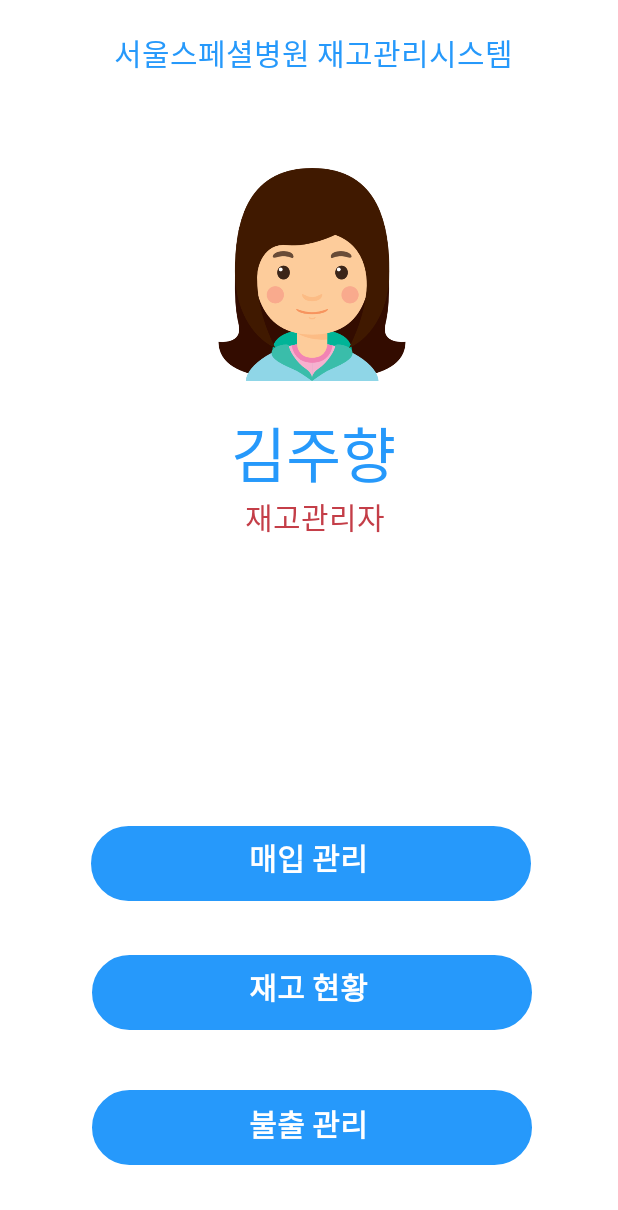
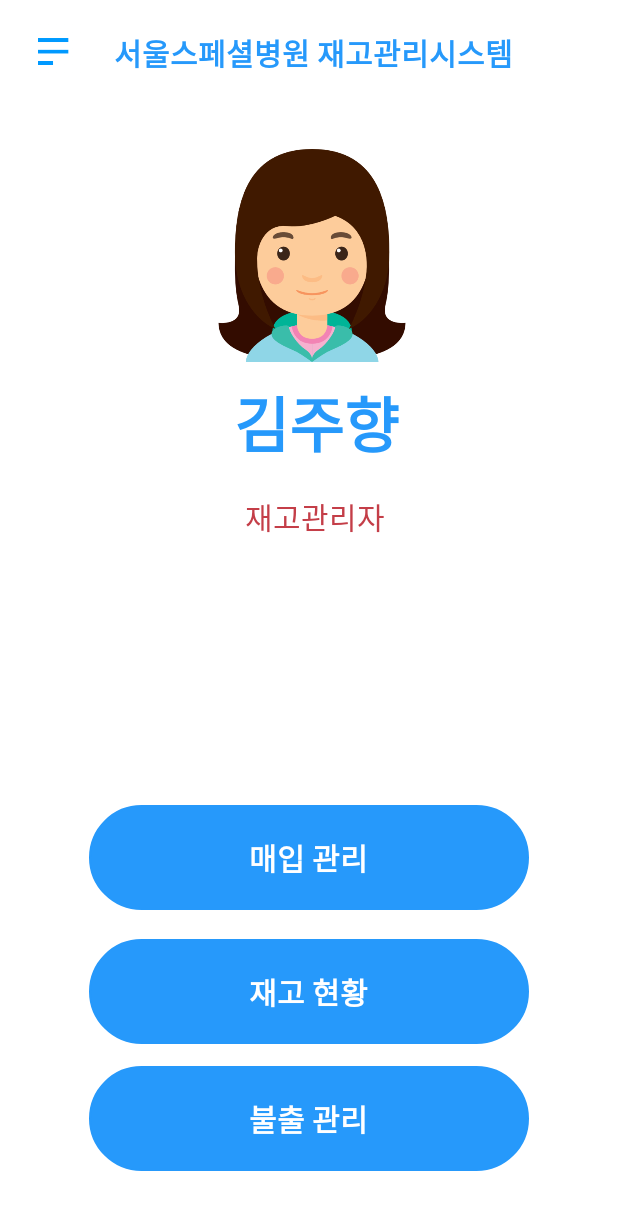
Before and after one commit to KimJuHyang/Hospital-Barcode-Inventory-Management, an Android app: the ManagerMenu screen opened directly, with no data from a screen before it, on a phone screen of 412 x 824 dp. Shown: the top 1210 px of the screen. Run offline under Robolectric (Android 15) with nearby library versions, the phone set to English and light mode, and no system bars.

Commit message:
font blod & add list icon

```diff
--- a/app/src/main/res/layout/activity_manager_menu.xml
+++ b/app/src/main/res/layout/activity_manager_menu.xml
@@ -20,6 +20,7 @@
         android:layout_marginLeft="76dp"
         android:layout_marginTop="20dp"
         android:text="서울스페셜병원 재고관리시스템"
+        android:textStyle="bold"
         android:textColor="@color/primary"
         android:textSize="20dp" />
 
@@ -30,12 +31,13 @@
         android:layout_alignParentTop="true"
         android:layout_alignParentEnd="true"
         android:layout_alignParentRight="true"
-        android:layout_marginTop="272dp"
-        android:layout_marginEnd="148dp"
-        android:layout_marginRight="148dp"
+        android:layout_marginTop="252dp"
+        android:layout_marginEnd="146dp"
+        android:layout_marginRight="146dp"
         android:text="김주향"
         android:textColor="@color/primary"
-        android:textSize="40dp" />
+        android:textSize="40dp"
+        android:textStyle="bold" />
 
     <TextView
         android:id="@+id/textView9"
@@ -48,43 +50,44 @@
         android:layout_marginEnd="155dp"
         android:layout_marginRight="155dp"
         android:text="재고관리자"
+
         android:textColor="@color/red"
         android:textSize="20dp" />
 
     <ImageView
         android:id="@+id/imageView3"
         android:layout_width="293dp"
-        android:layout_height="50dp"
+        android:layout_height="70dp"
         android:layout_alignParentEnd="true"
         android:layout_alignParentRight="true"
         android:layout_alignParentBottom="true"
-        android:layout_marginEnd="58dp"
-        android:layout_marginRight="58dp"
-        android:layout_marginBottom="223dp"
+        android:layout_marginEnd="59dp"
+        android:layout_marginRight="59dp"
+        android:layout_marginBottom="217dp"
         app:srcCompat="@drawable/button" />
 
     <ImageView
         android:id="@+id/imageView4"
         android:layout_width="293dp"
-        android:layout_height="50dp"
+        android:layout_height="70dp"
         android:layout_alignParentEnd="true"
         android:layout_alignParentRight="true"
         android:layout_alignParentBottom="true"
-        android:layout_marginEnd="57dp"
-        android:layout_marginRight="57dp"
-        android:layout_marginBottom="137dp"
+        android:layout_marginEnd="59dp"
+        android:layout_marginRight="59dp"
+        android:layout_marginBottom="128dp"
         app:srcCompat="@drawable/button" />
 
     <ImageView
         android:id="@+id/imageView5"
         android:layout_width="293dp"
-        android:layout_height="50dp"
+        android:layout_height="70dp"
         android:layout_alignParentEnd="true"
         android:layout_alignParentRight="true"
         android:layout_alignParentBottom="true"
-        android:layout_marginEnd="57dp"
-        android:layout_marginRight="57dp"
-        android:layout_marginBottom="47dp"
+        android:layout_marginEnd="59dp"
+        android:layout_marginRight="59dp"
+        android:layout_marginBottom="43dp"
         app:srcCompat="@drawable/button" />
 
     <TextView
@@ -105,11 +108,12 @@
         android:layout_height="wrap_content"
         android:layout_alignStart="@+id/textView10"
         android:layout_alignParentBottom="true"
-        android:layout_marginBottom="151dp"
-        android:textStyle="bold"
+        android:layout_marginStart="0dp"
+        android:layout_marginBottom="148dp"
         android:text="재고 현황"
         android:textColor="@color/bg"
-        android:textSize="20dp"/>
+        android:textSize="20dp"
+        android:textStyle="bold" />
 
     <TextView
         android:id="@+id/textView14"
@@ -117,11 +121,12 @@
         android:layout_height="wrap_content"
         android:layout_alignStart="@+id/textView10"
         android:layout_alignParentBottom="true"
-        android:layout_marginBottom="60dp"
+        android:layout_marginStart="0dp"
+        android:layout_marginBottom="63dp"
         android:text="불출 관리"
         android:textColor="@color/bg"
-        android:textStyle="bold"
-        android:textSize="20dp"/>
+        android:textSize="20dp"
+        android:textStyle="bold" />
 
     <ImageView
         android:id="@+id/imageView7"
@@ -130,7 +135,19 @@
         android:layout_alignParentStart="true"
         android:layout_alignParentTop="true"
         android:layout_marginStart="105dp"
-        android:layout_marginTop="112dp"
+        android:layout_marginTop="99dp"
         app:srcCompat="@drawable/girl" />
 
+    <ImageView
+        android:id="@+id/imageView8"
+        android:layout_width="47dp"
+        android:layout_height="35dp"
+        android:layout_alignParentStart="true"
+        android:layout_alignParentLeft="true"
+        android:layout_alignParentTop="true"
+        android:layout_marginStart="12dp"
+        android:layout_marginLeft="12dp"
+        android:layout_marginTop="16dp"
+        app:srcCompat="@drawable/listIcon" />
+
 </RelativeLayout>
```
Also changed, not shown: app/src/main/res/drawable/listIcon.png (added).
